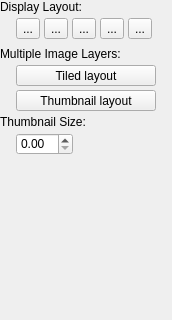
First picture: the form in GUI/Qt/Components/DisplayLayoutInspector.ui, repository pyushkevich/itksnap, before the edit; both pictures show x 0 to 172 and y 0 to 320 of the 172 by 498 pixel window.
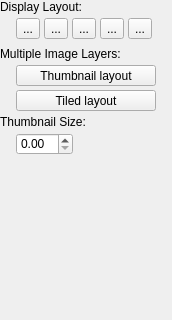
Second picture: the form after the edit. Icons and pictures are not drawn.

Commit message: switched position of the thumbnail and tiled view

Diff of the .ui file:
```diff
--- a/GUI/Qt/Components/DisplayLayoutInspector.ui
+++ b/GUI/Qt/Components/DisplayLayoutInspector.ui
@@ -260,35 +260,6 @@
       <property name="bottomMargin">
        <number>0</number>
       </property>
-      <item>
-       <widget class="QToolButton" name="btnTile">
-        <property name="minimumSize">
-         <size>
-          <width>140</width>
-          <height>0</height>
-         </size>
-        </property>
-        <property name="toolTip">
-         <string>&lt;html&gt;&lt;head/&gt;&lt;body&gt;&lt;p&gt;In &lt;span style=&quot; font-weight:600;&quot;&gt;tiled&lt;/span&gt; layout, multiple image layers are shown side by side.&lt;/p&gt;&lt;/body&gt;&lt;/html&gt;</string>
-        </property>
-        <property name="text">
-         <string>Tiled layout</string>
-        </property>
-        <property name="icon">
-         <iconset resource="../Resources/SNAPResources.qrc">
-          <normaloff>:/root/layout_tile_16.png</normaloff>:/root/layout_tile_16.png</iconset>
-        </property>
-        <property name="checkable">
-         <bool>true</bool>
-        </property>
-        <property name="autoExclusive">
-         <bool>true</bool>
-        </property>
-        <property name="toolButtonStyle">
-         <enum>Qt::ToolButtonTextBesideIcon</enum>
-        </property>
-       </widget>
-      </item>
       <item>
        <widget class="QToolButton" name="btnStack">
         <property name="sizePolicy">
@@ -324,6 +295,35 @@
         </property>
        </widget>
       </item>
+      <item>
+       <widget class="QToolButton" name="btnTile">
+        <property name="minimumSize">
+         <size>
+          <width>140</width>
+          <height>0</height>
+         </size>
+        </property>
+        <property name="toolTip">
+         <string>&lt;html&gt;&lt;head/&gt;&lt;body&gt;&lt;p&gt;In &lt;span style=&quot; font-weight:600;&quot;&gt;tiled&lt;/span&gt; layout, multiple image layers are shown side by side.&lt;/p&gt;&lt;/body&gt;&lt;/html&gt;</string>
+        </property>
+        <property name="text">
+         <string>Tiled layout</string>
+        </property>
+        <property name="icon">
+         <iconset resource="../Resources/SNAPResources.qrc">
+          <normaloff>:/root/layout_tile_16.png</normaloff>:/root/layout_tile_16.png</iconset>
+        </property>
+        <property name="checkable">
+         <bool>true</bool>
+        </property>
+        <property name="autoExclusive">
+         <bool>true</bool>
+        </property>
+        <property name="toolButtonStyle">
+         <enum>Qt::ToolButtonTextBesideIcon</enum>
+        </property>
+       </widget>
+      </item>
      </layout>
     </widget>
    </item>
```
